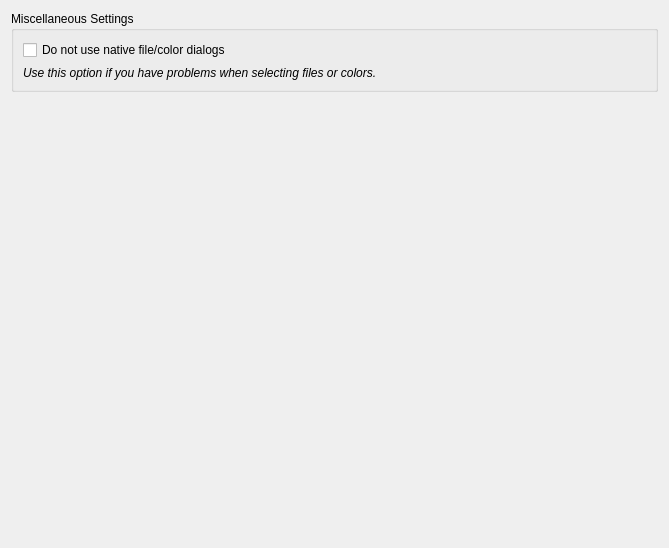
Above: SIM-VICUS/src/SVPreferencesPageMisc.ui from ghorwin/SIM-VICUS before the change. Below: the same form after it.
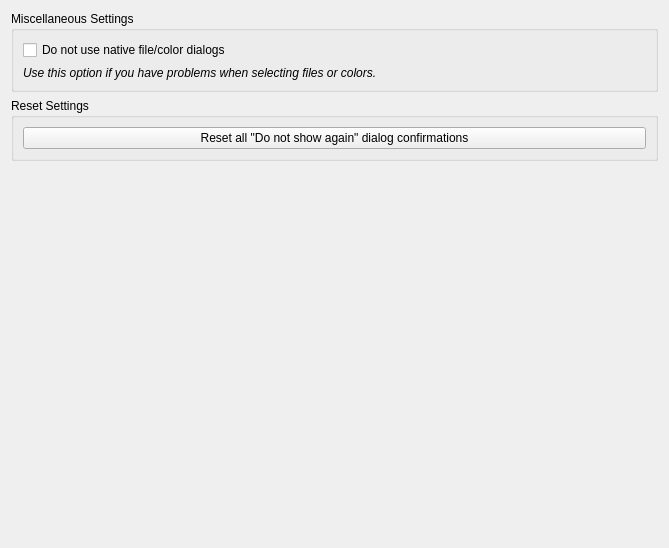
That is the form after the change.

Commit message: Add preferences dialog option to reset "Do Not Show Again" dialogs (closes #368)

```diff
--- a/SIM-VICUS/src/SVPreferencesPageMisc.ui
+++ b/SIM-VICUS/src/SVPreferencesPageMisc.ui
@@ -39,6 +39,22 @@
      </layout>
     </widget>
    </item>
+   <item>
+    <widget class="QGroupBox" name="groupBox_2">
+     <property name="title">
+      <string>Reset Settings</string>
+     </property>
+     <layout class="QVBoxLayout" name="verticalLayout_3">
+      <item>
+       <widget class="QPushButton" name="pushButtonResetDoNotShowAgainDialogs">
+        <property name="text">
+         <string>Reset all &quot;Do not show again&quot; dialog confirmations</string>
+        </property>
+       </widget>
+      </item>
+     </layout>
+    </widget>
+   </item>
    <item>
     <spacer name="verticalSpacer_3">
      <property name="orientation">
```
The commit also changes 2 other files.
